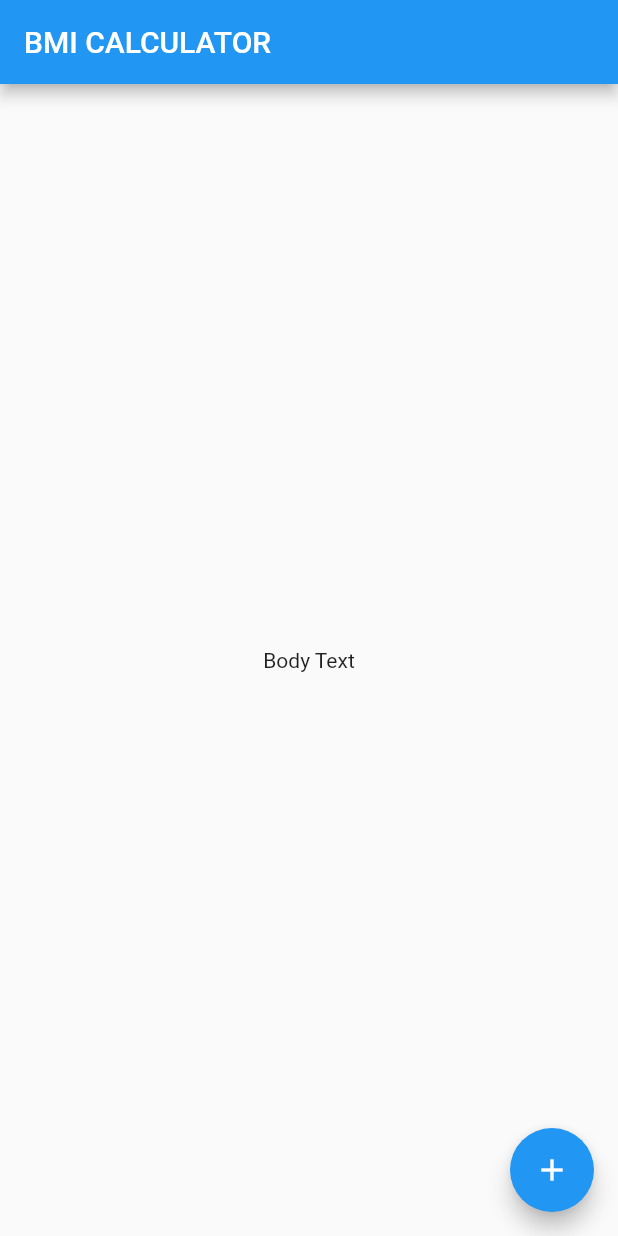
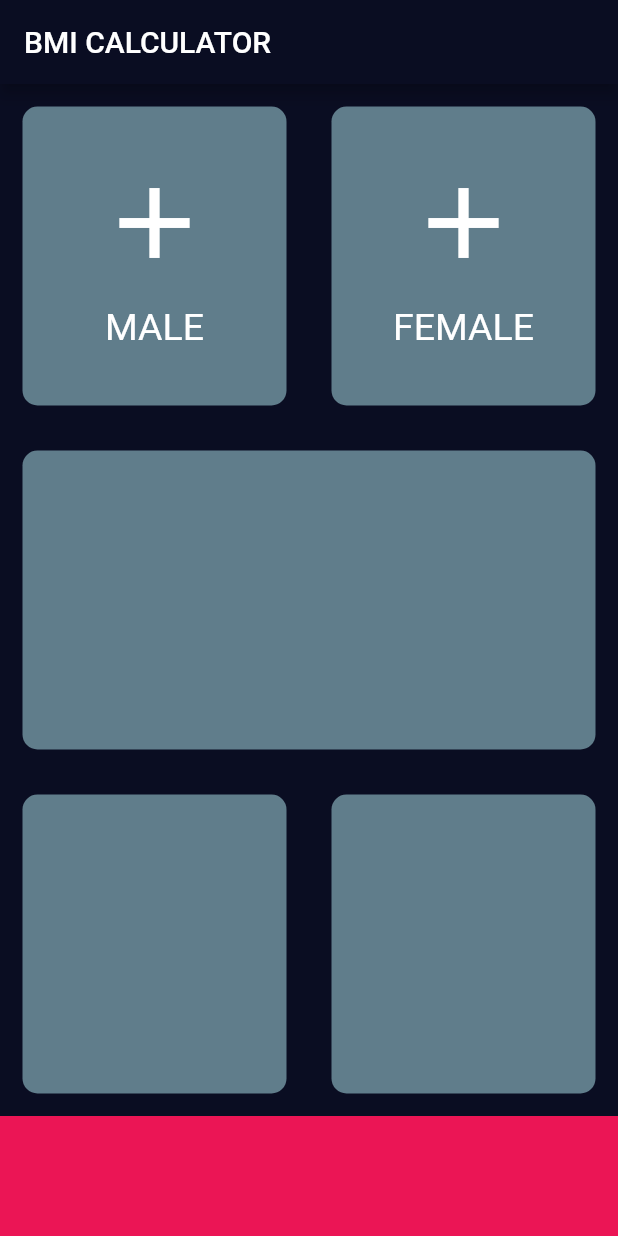
Before and after one commit to HeratUni-CS/bmi-calculator-frotannazi, a Flutter app: the screen it shows after launch, on a phone screen of 412 x 824 dp. Run offline on Flutter 3.47's test engine with Material 2 defaults, Android fonts, the phone set to English and light mode, and no system bars.

Commit message:
my commit

```diff
--- /dev/null
+++ b/lib/icon_content.dart
@@ -0,0 +1 @@
+import 'main.dart';
--- /dev/null
+++ b/lib/input_page.dart
@@ -0,0 +1,126 @@
+import 'package:flutter/cupertino.dart';
+import 'package:flutter/material.dart';
+// import 'package:font_awesome_flutter/font_awesome_flutter.dart';
+
+const Color bottomContainerColor = Color(0xFFEB1555);
+const Color activeCardColor = Colors.blueGrey;
+
+class InputPage extends StatefulWidget {
+  const InputPage({Key? key}) : super(key: key);
+
+  @override
+  _InputPageState createState() => _InputPageState();
+}
+
+class _InputPageState extends State<InputPage> {
+  @override
+  Widget build(BuildContext context) {
+    return Scaffold(
+      appBar: AppBar(
+        title: Text('BMI CALCULATOR'),
+      ),
+      body: SafeArea(
+        child: Column(
+          children: [
+            Expanded(
+              child: Row(
+                children: [
+                  Expanded(
+                    child: ReusableCard(
+                      color: activeCardColor,
+                      child: IconContent(
+                        icon: Icons.add,
+                        //FontAwesomeIcons.mars,
+                        text: 'MALE',
+                      ),
+                    ),
+                  ),
+                  Expanded(
+                    child: ReusableCard(
+                      color: activeCardColor,
+                      child: IconContent(
+                        icon: Icons.add,
+                        //FontAwesomeIcons.venus,
+                        text: 'FEMALE',
+                      ),
+                    ),
+                  )
+                ],
+              ),
+            ),
+            Expanded(
+              child: ReusableCard(
+                color: activeCardColor,
+              ),
+            ),
+            Expanded(
+              child: Row(
+                children: [
+                  Expanded(
+                    child: ReusableCard(
+                      color: activeCardColor,
+                    ),
+                  ),
+                  Expanded(
+                    child: ReusableCard(
+                      color: activeCardColor,
+                    ),
+                  )
+                ],
+              ),
+            ),
+            Container(
+              color: bottomContainerColor,
+              height: 80,
+              width: double.infinity,
+            ),
+          ],
+        ),
+      ),
+    );
+  }
+}
+
+class IconContent extends StatelessWidget {
+  IconData icon;
+  String text;
+  IconContent({required this.text, required this.icon});
+
+  @override
+  Widget build(BuildContext context) {
+    return Column(
+      mainAxisAlignment: MainAxisAlignment.center,
+      children: [
+        Icon(
+          icon,
+          size: 80,
+        ),
+        SizedBox(
+          height: 15,
+        ),
+        Text(
+          text,
+          style: TextStyle(fontSize: 25),
+        )
+      ],
+    );
+  }
+}
+
+class ReusableCard extends StatelessWidget {
+  final Color color;
+  Widget? child;
+  ReusableCard({required this.color, this.child});
+
+  @override
+  Widget build(BuildContext context) {
+    return Container(
+      child: child ?? Container(),
+      margin: EdgeInsets.all(15.0),
+      decoration: BoxDecoration(
+        color: color,
+        borderRadius: BorderRadius.circular(10),
+      ),
+    );
+  }
+}
--- a/lib/main.dart
+++ b/lib/main.dart
@@ -1,35 +1,22 @@
+import 'package:flutter/cupertino.dart';
 import 'package:flutter/material.dart';
+import 'input_page.dart';
 
-void main() => runApp(BMICalculator());
+void main() {
+  runApp(const MyApp());
+}
 
-class BMICalculator extends StatelessWidget {
+class MyApp extends StatelessWidget {
+  const MyApp({Key? key}) : super(key: key);
+
   @override
   Widget build(BuildContext context) {
     return MaterialApp(
+      theme: ThemeData.dark().copyWith(
+        appBarTheme: AppBarTheme(backgroundColor: Color(0xFF0A0D22)),
+        scaffoldBackgroundColor: Color(0XFF0A0D22),
+      ),
       home: InputPage(),
     );
   }
 }
-
-class InputPage extends StatefulWidget {
-  @override
-  State<InputPage> createState() => _InputPageState();
-}
-
-class _InputPageState extends State<InputPage> {
-  @override
-  Widget build(BuildContext context) {
-    return Scaffold(
-      appBar: AppBar(
-        title: Text('BMI CALCULATOR'),
-      ),
-      body: Center(
-        child: Text('Body Text'),
-      ),
-      floatingActionButton: FloatingActionButton(
-        onPressed: () {},
-        child: Icon(Icons.add),
-      ),
-    );
-  }
-}
--- a/pubspec.yaml
+++ b/pubspec.yaml
@@ -20,7 +20,7 @@ publish_to: 'none' # Remove this line if you wish to publish to pub.dev
 version: 1.0.0+1
 
 environment:
-  sdk: '>=2.18.0 <3.0.0'
+  sdk: '>=2.17.3 <3.0.0'
 
 # Dependencies specify other packages that your package needs in order to work.
 # To automatically upgrade your package dependencies to the latest versions
```
Also changed, not shown: pubspec.lock.
